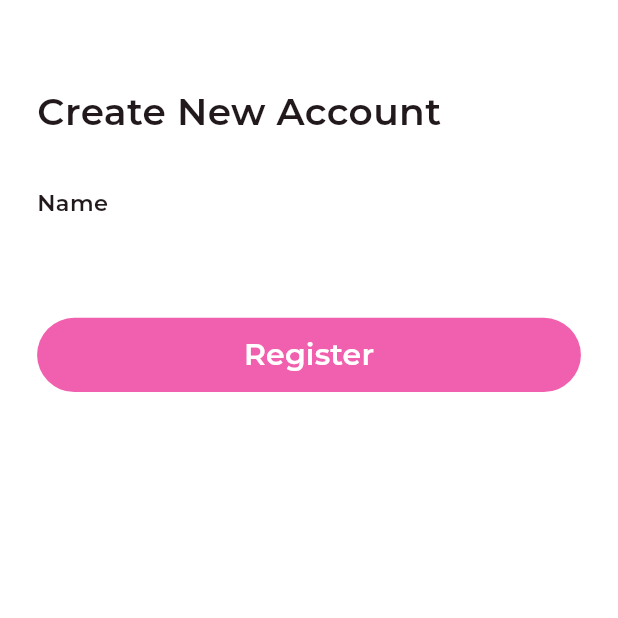
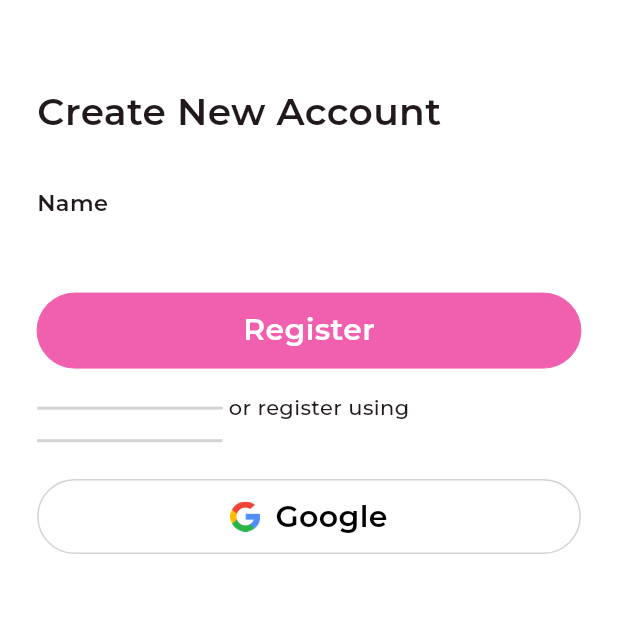
Before and after one commit to N-DiLo/kode_camp_task, a Flutter app: the screen it shows after launch, after a tap on "Continue", on a phone screen of 412 x 824 dp, the top half of it. Run offline on Flutter 3.47's test engine with Material 3 defaults, Android fonts, the phone set to English and light mode, and no system bars; our stand-ins replace google_fonts; project files that could hold a hidden picture were left out.

Commit message:
feat: completed button and text widgets

```diff
--- a/lib/components/my_button.dart
+++ b/lib/components/my_button.dart
@@ -0,0 +1,70 @@
+import 'package:flutter/material.dart';
+import 'package:kode_camp_task/components/my_text_widget.dart';
+
+class MyButton extends StatelessWidget {
+  final String title;
+  final Color? color;
+  final void Function()? onTap;
+  final Widget? leading;
+  final Widget? trailing;
+  final bool outline;
+
+  const MyButton({
+    super.key,
+    required this.title,
+    this.color,
+    this.onTap,
+    this.leading,
+    this.trailing,
+    this.outline = false,
+  });
+
+  const MyButton.outline({
+    super.key,
+    required this.title,
+    this.color,
+    this.onTap,
+    this.leading,
+    this.trailing,
+  }) : outline = true;
+
+  @override
+  Widget build(BuildContext context) {
+    return GestureDetector(
+      onTap: onTap,
+      child: AnimatedContainer(
+        padding: const EdgeInsets.all(10),
+        width: double.infinity,
+        height: 50,
+        duration: const Duration(milliseconds: 300),
+        decoration: BoxDecoration(
+          borderRadius: BorderRadius.circular(30),
+          border: Border.all(
+            width: outline ? 1.0 : 0.0,
+            color: outline
+                ? const Color.fromARGB(255, 212, 210, 210)
+                : const Color(0xffF160AE),
+          ),
+          color: outline ? Colors.white : const Color(0xffF160AE),
+        ),
+        child: Center(
+          child: Row(
+            mainAxisSize: MainAxisSize.min,
+            children: [
+              if (leading != null) leading!,
+              if (leading != null) const SizedBox(width: 10),
+              MyText(
+                text: title,
+                fontSize: 20,
+                color: outline ? Colors.black : Colors.white,
+                fontWeight: FontWeight.w600,
+              ),
+              if (trailing != null) const SizedBox(width: 10),
+              if (trailing != null) trailing!,
+            ],
+          ),
+        ),
+      ),
+    );
+  }
+}
--- a/lib/components/my_text_widget.dart
+++ b/lib/components/my_text_widget.dart
@@ -0,0 +1,38 @@
+import 'package:flutter/material.dart';
+import 'package:google_fonts/google_fonts.dart';
+
+class MyText extends StatelessWidget {
+  final TextStyle? style;
+  final String text;
+  final FontWeight? fontWeight;
+  final double? fontSize;
+  final Color? color;
+  final bool? softwrap;
+  final TextAlign? textAlign;
+
+  const MyText({
+    super.key,
+    this.textAlign,
+    this.style,
+    required this.text,
+    this.fontSize,
+    this.fontWeight,
+    this.color,
+    this.softwrap,
+  });
+
+  @override
+  Widget build(BuildContext context) {
+    return Text(
+      textAlign: textAlign,
+      softWrap: softwrap,
+      textScaler: MediaQuery.textScalerOf(context),
+      text,
+      style: GoogleFonts.montserrat(
+        fontWeight: fontWeight,
+        fontSize: fontSize,
+        color: color,
+      ),
+    );
+  }
+}
--- a/lib/task_3/onboard.dart
+++ b/lib/task_3/onboard.dart
@@ -1,6 +1,8 @@
 import 'package:flutter/gestures.dart';
 import 'package:flutter/material.dart';
 import 'package:google_fonts/google_fonts.dart';
+import 'package:kode_camp_task/components/my_button.dart';
+import 'package:kode_camp_task/components/my_text_widget.dart';
 import 'package:kode_camp_task/task_3/sign_up.dart';
 
 class OnBoard extends StatefulWidget {
@@ -59,36 +61,20 @@ class _OnBoardState extends State<OnBoard> {
                     ),
                   ]),
             ),
-            Text(
+            const MyText(
               textAlign: TextAlign.center,
-              'Find an administrative tool powered by KodeCamp to solve all you To-Dos.',
-              style: GoogleFonts.montserrat(
-                fontWeight: FontWeight.w400,
-                fontSize: 14,
-              ),
+              softwrap: true,
+              text:
+                  'Find an administrative tool powered by KodeCamp to solve all you To-Dos.',
+              fontWeight: FontWeight.w400,
+              color: Colors.black,
+              fontSize: 14,
             ),
             SizedBox(height: height * .08),
-            ElevatedButton(
-              style: ButtonStyle(
-                minimumSize: MaterialStatePropertyAll(
-                  Size(double.infinity, height * .06),
-                ),
-                elevation: const MaterialStatePropertyAll(0),
-                backgroundColor: const MaterialStatePropertyAll(
-                  Color(0xffF160AE),
-                ),
-                foregroundColor: const MaterialStatePropertyAll(Colors.white),
-              ),
-              onPressed: () {
-                Navigator.pushReplacementNamed(context, SignUp.routeName);
-              },
-              child: Text(
-                'Continue',
-                style: GoogleFonts.montserrat(
-                  fontWeight: FontWeight.w600,
-                  fontSize: 20,
-                ),
-              ),
+            MyButton(
+              title: 'Continue',
+              onTap: () =>
+                  Navigator.pushReplacementNamed(context, SignUp.routeName),
             ),
             SizedBox(height: height * .04),
             Text.rich(
--- a/lib/task_3/sign_up.dart
+++ b/lib/task_3/sign_up.dart
@@ -1,5 +1,11 @@
+import 'dart:ui';
+
+import 'package:flutter/cupertino.dart';
 import 'package:flutter/material.dart';
+import 'package:flutter/widgets.dart';
 import 'package:google_fonts/google_fonts.dart';
+import 'package:kode_camp_task/components/my_button.dart';
+import 'package:kode_camp_task/components/my_text_widget.dart';
 
 class SignUp extends StatefulWidget {
   const SignUp({super.key});
@@ -23,44 +29,67 @@ class _SignUpState extends State<SignUp> {
           child: Column(
             crossAxisAlignment: CrossAxisAlignment.start,
             children: [
-              Text(
-                'Create New Account',
-                style: GoogleFonts.montserrat(
-                  fontSize: 25,
-                  fontWeight: FontWeight.w600,
-                ),
+              const MyText(
+                text: 'Create New Account',
+                fontSize: 25,
+                fontWeight: FontWeight.w600,
               ),
               SizedBox(height: height * .04),
-              Text(
-                'Name',
-                style: GoogleFonts.montserrat(
-                  fontSize: 15,
-                  fontWeight: FontWeight.w600,
+              const MyText(
+                text: 'Name',
+                fontSize: 15,
+                fontWeight: FontWeight.w600,
+              ),
+              SizedBox(height: height * .06),
+              MyButton(
+                title: 'Register',
+                onTap: () {},
+              ),
+              SizedBox(height: height * .02),
+              Center(
+                child: Text.rich(
+                  TextSpan(
+                    children: [
+                      WidgetSpan(
+                        alignment: PlaceholderAlignment.middle,
+                        child: SizedBox(
+                          width: width * .3,
+                          child: const Divider(
+                            thickness: 2,
+                            color: Color.fromARGB(255, 212, 210, 210),
+                          ),
+                        ),
+                      ),
+                      TextSpan(
+                          text: ' or register using ',
+                          style: GoogleFonts.montserrat(
+                            fontSize: 14,
+                            fontWeight: FontWeight.w500,
+                          )),
+                      WidgetSpan(
+                        alignment: PlaceholderAlignment.middle,
+                        child: SizedBox(
+                          width: width * .3,
+                          child: const Divider(
+                            thickness: 2,
+                            color: Color.fromARGB(255, 212, 210, 210),
+                          ),
+                        ),
+                      ),
+                    ],
+                  ),
                 ),
               ),
               SizedBox(height: height * .02),
-              SizedBox(height: height * .06),
-              ElevatedButton(
-                style: ButtonStyle(
-                  minimumSize: MaterialStatePropertyAll(
-                    Size(double.infinity, height * .06),
-                  ),
-                  elevation: const MaterialStatePropertyAll(0),
-                  backgroundColor: const MaterialStatePropertyAll(
-                    Color(0xffF160AE),
-                  ),
-                  foregroundColor: const MaterialStatePropertyAll(Colors.white),
+              MyButton(
+                outline: true,
+                leading: Image.asset(
+                  'assets/images/google.png',
+                  width: 20,
+                  height: 20,
                 ),
-                onPressed: () {
-                  Navigator.pushReplacementNamed(context, SignUp.routeName);
-                },
-                child: Text(
-                  'Register',
-                  style: GoogleFonts.montserrat(
-                    fontWeight: FontWeight.w600,
-                    fontSize: 20,
-                  ),
-                ),
+                title: 'Google',
+                onTap: () {},
               ),
             ],
           ),
```
